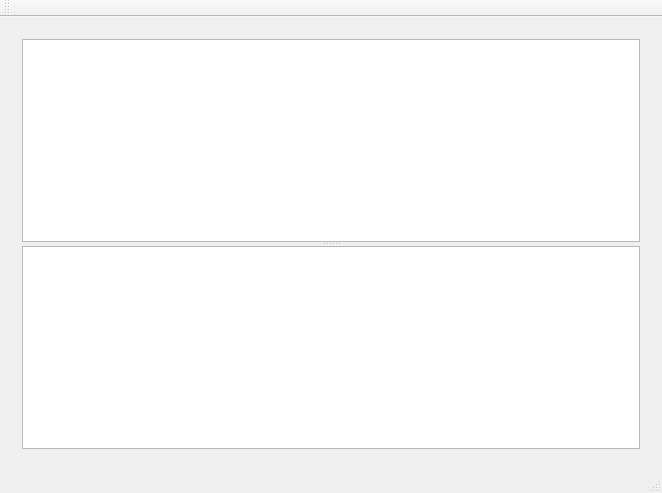
Old version of the form src/app/qt/mainwindow.ui in the repository chinasarft/mpegts-parser.
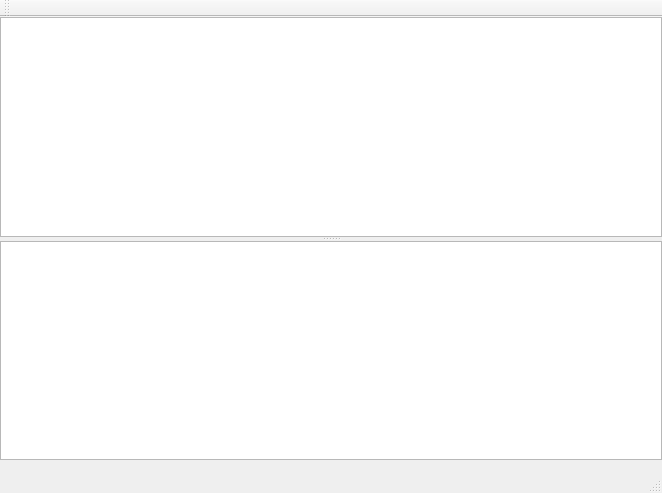
New version of the form.

Diff of the .ui file:
```diff
--- a/src/app/qt/mainwindow.ui
+++ b/src/app/qt/mainwindow.ui
@@ -15,9 +15,30 @@
   </property>
   <widget class="QWidget" name="centralWidget">
    <layout class="QVBoxLayout" name="verticalLayout">
+    <property name="leftMargin">
+     <number>0</number>
+    </property>
+    <property name="topMargin">
+     <number>0</number>
+    </property>
+    <property name="rightMargin">
+     <number>0</number>
+    </property>
     <item>
      <widget class="QWidget" name="widget" native="true">
       <layout class="QVBoxLayout" name="verticalLayout_2">
+       <property name="leftMargin">
+        <number>0</number>
+       </property>
+       <property name="topMargin">
+        <number>0</number>
+       </property>
+       <property name="rightMargin">
+        <number>0</number>
+       </property>
+       <property name="bottomMargin">
+        <number>0</number>
+       </property>
        <item>
         <widget class="QSplitter" name="splitter">
          <property name="orientation">
```
